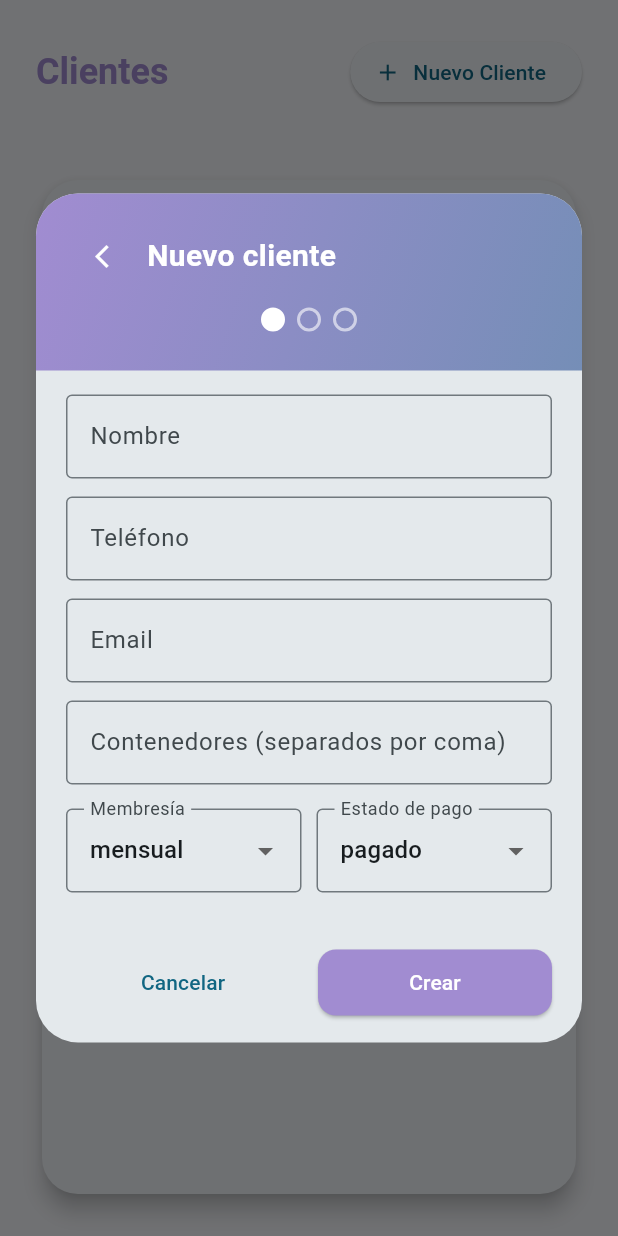
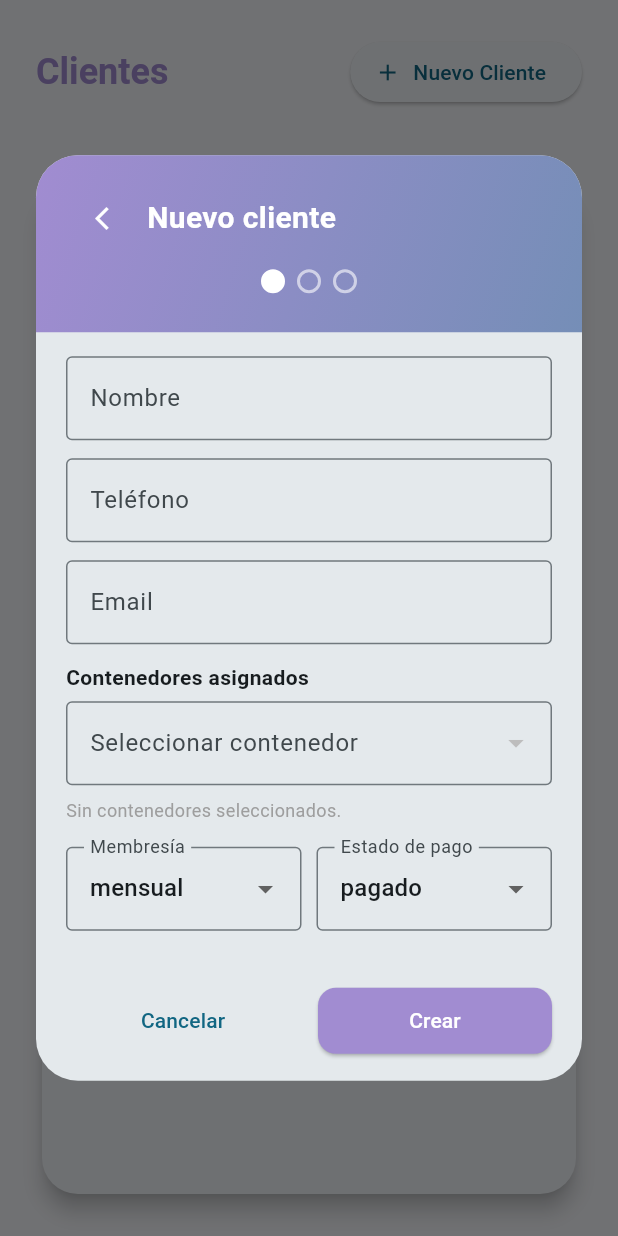
Before and after one commit to SmartStorageAI/SmartStorageGarage-crm, a Flutter app: the ClientsPage screen opened directly, after a tap on "Nuevo Cliente", on a phone screen of 412 x 824 dp. Run offline on Flutter 3.47's test engine with Material 3 defaults, Android fonts, the phone set to English and light mode, and no system bars; our stand-ins replace cloud_firestore, firebase_auth, firebase_core; accounts and stored records are empty.

Commit message:
agregar menu desplazable en los contenedores para los clientes

```diff
--- a/lib/pages/clients_page.dart
+++ b/lib/pages/clients_page.dart
@@ -1,5 +1,5 @@
 import 'package:flutter/material.dart';
-import 'package:flutter/services.dart'; // 👈 importante para los inputFormatters
+import 'package:flutter/services.dart'; // para los inputFormatters
 import 'package:cloud_firestore/cloud_firestore.dart';
 import '../models/client.dart';
 
@@ -256,12 +256,17 @@ class _ClientDialogState extends State<ClientDialog> {
   late TextEditingController nombreCtrl;
   late TextEditingController telCtrl;
   late TextEditingController emailCtrl;
-  late TextEditingController contenedoresCtrl;
+
   String membresia = 'mensual';
   String estadoPago = 'pagado';
 
   // 👉 cambia esto si quieres otro dominio
   static const String allowedDomain = '@gmail.com';
+
+  // 🔹 contenedores desde BD y seleccionados
+  List<String> _allContainers = [];
+  List<String> _selectedContainers = [];
+  bool _loadingContainers = true;
 
   @override
   void initState() {
@@ -270,10 +275,36 @@ class _ClientDialogState extends State<ClientDialog> {
     nombreCtrl = TextEditingController(text: e?.nombre ?? '');
     telCtrl = TextEditingController(text: e?.telefono ?? '');
     emailCtrl = TextEditingController(text: e?.email ?? '');
-    contenedoresCtrl =
-        TextEditingController(text: e?.contenedores.join(', ') ?? '');
     membresia = e?.membresia ?? 'mensual';
     estadoPago = e?.estadoPago ?? 'pagado';
+    _selectedContainers = List<String>.from(e?.contenedores ?? []);
+
+    _loadContainersFromDB();
+  }
+
+  Future<void> _loadContainersFromDB() async {
+    try {
+      final snap =
+          await FirebaseFirestore.instance.collection('containers').get();
+      final names = snap.docs
+          .map((d) {
+            final data = d.data() as Map<String, dynamic>? ?? {};
+            return (data['nombre'] ?? '').toString();
+          })
+          .where((n) => n.isNotEmpty)
+          .toSet()
+          .toList();
+
+      setState(() {
+        _allContainers = names;
+        _loadingContainers = false;
+      });
+    } catch (e) {
+      setState(() {
+        _allContainers = [];
+        _loadingContainers = false;
+      });
+    }
   }
 
   @override
@@ -421,13 +452,82 @@ class _ClientDialogState extends State<ClientDialog> {
                       ),
                       const SizedBox(height: 12),
 
-                      TextFormField(
-                        controller: contenedoresCtrl,
-                        decoration: const InputDecoration(
-                          labelText: 'Contenedores (separados por coma)',
-                          border: OutlineInputBorder(),
+                      // 🔹 Selector múltiple de contenedores desde BD
+                      Align(
+                        alignment: Alignment.centerLeft,
+                        child: Text(
+                          'Contenedores asignados',
+                          style: Theme.of(context)
+                              .textTheme
+                              .bodyMedium
+                              ?.copyWith(fontWeight: FontWeight.w600),
                         ),
                       ),
+                      const SizedBox(height: 6),
+
+                      if (_loadingContainers)
+                        const Padding(
+                          padding: EdgeInsets.symmetric(vertical: 8.0),
+                          child: Center(
+                            child: CircularProgressIndicator(strokeWidth: 2),
+                          ),
+                        )
+                      else ...[
+                        DropdownButtonFormField<String>(
+                          decoration: const InputDecoration(
+                            labelText: 'Seleccionar contenedor',
+                            border: OutlineInputBorder(),
+                          ),
+                          value: null,
+                          items: _allContainers.map((c) {
+                            return DropdownMenuItem(
+                              value: c,
+                              child: Text(c),
+                            );
+                          }).toList(),
+                          onChanged: (value) {
+                            if (value == null) return;
+                            if (!_selectedContainers.contains(value)) {
+                              setState(() {
+                                _selectedContainers.add(value);
+                              });
+                            }
+                          },
+                        ),
+                        const SizedBox(height: 8),
+                        Align(
+                          alignment: Alignment.centerLeft,
+                          child: Wrap(
+                            spacing: 6,
+                            runSpacing: 4,
+                            children: _selectedContainers.isEmpty
+                                ? [
+                                    const Text(
+                                      'Sin contenedores seleccionados.',
+                                      style: TextStyle(
+                                        fontSize: 12,
+                                        color: Colors.grey,
+                                      ),
+                                    ),
+                                  ]
+                                : _selectedContainers.map((c) {
+                                    return Chip(
+                                      label: Text(c),
+                                      deleteIcon: const Icon(
+                                        Icons.close,
+                                        size: 16,
+                                      ),
+                                      onDeleted: () {
+                                        setState(() {
+                                          _selectedContainers.remove(c);
+                                        });
+                                      },
+                                    );
+                                  }).toList(),
+                          ),
+                        ),
+                      ],
+
                       const SizedBox(height: 16),
 
                       Row(
@@ -510,11 +610,8 @@ class _ClientDialogState extends State<ClientDialog> {
                         onPressed: () async {
                           if (!_formKey.currentState!.validate()) return;
 
-                          final contList = contenedoresCtrl.text
-                              .split(',')
-                              .map((s) => s.trim())
-                              .where((s) => s.isNotEmpty)
-                              .toList();
+                          final contList =
+                              List<String>.from(_selectedContainers);
 
                           final clientData = Client(
                             id: widget.docId ?? '',
```
